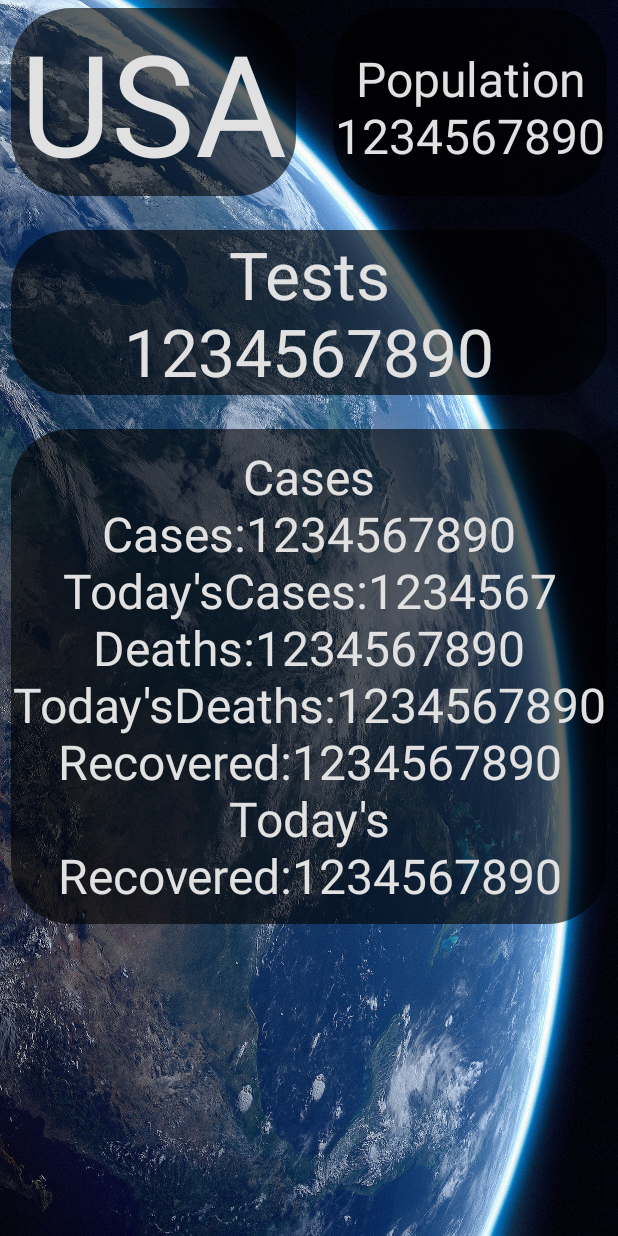
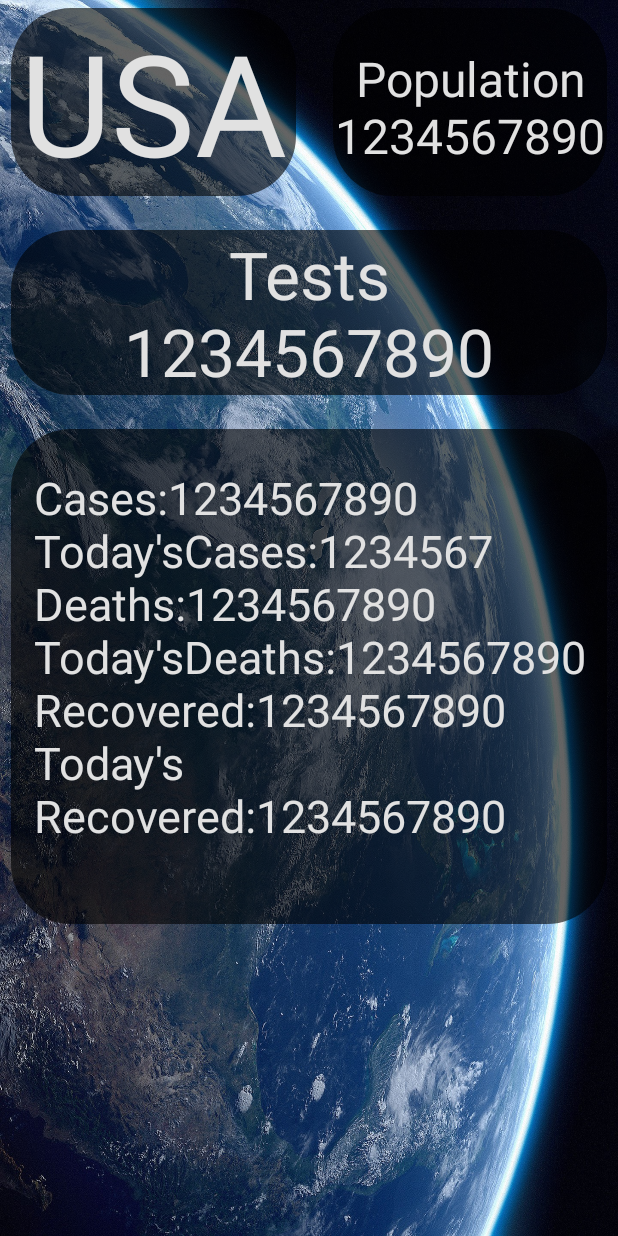
Before and after one commit to CodepathCS288/COVID19Dashboard, an Android app: the layout activity_country_detail.xml on its own in the app's theme, with its tools: preview values and no code run, on a phone screen of 412 x 824 dp. Run offline under Robolectric (Android 15) with nearby library versions, the phone set to English and light mode, and no system bars.

```diff
--- a/app/src/main/java/com/example/covid_dash/MainActivity.java
+++ b/app/src/main/java/com/example/covid_dash/MainActivity.java
@@ -9,6 +9,7 @@ import android.os.Bundle;
 import android.view.MenuItem;
 import android.widget.Toast;
 
+import com.example.covid_dash.fragments.Search_Country;
 import com.example.covid_dash.fragments.Search_State;
 import com.google.android.material.bottomnavigation.BottomNavigationView;
 
@@ -33,8 +34,7 @@ public class MainActivity extends AppCompatActivity {
                         fragment = new Search_State();
                         break;
                     case R.id.action_countries:
-                        Toast.makeText(MainActivity.this, "In countries", Toast.LENGTH_SHORT).show();
-                        fragment = new Search_State();
+                        fragment = new Search_Country();
                         break;
                     case R.id.action_news:
                     default:
--- a/app/src/main/java/com/example/covid_dash/country/CountryDetailGetter.java
+++ b/app/src/main/java/com/example/covid_dash/country/CountryDetailGetter.java
@@ -4,7 +4,9 @@ import android.util.Log;
 
 import org.json.JSONException;
 import org.json.JSONObject;
+import org.parceler.Parcel;
 
+@Parcel
 public class CountryDetailGetter {
     String country;
     int population;
--- a/app/src/main/java/com/example/covid_dash/fragments/Search_Country.java
+++ b/app/src/main/java/com/example/covid_dash/fragments/Search_Country.java
@@ -24,6 +24,8 @@ import com.android.volley.toolbox.JsonObjectRequest;
 import com.android.volley.toolbox.Volley;
 import com.example.covid_dash.BuildConfig;
 import com.example.covid_dash.R;
+import com.example.covid_dash.country.CountryDetail;
+import com.example.covid_dash.country.CountryDetailGetter;
 
 import org.json.JSONObject;
 import org.parceler.Parcels;
--- a/app/src/main/res/layout/activity_country_detail.xml
+++ b/app/src/main/res/layout/activity_country_detail.xml
@@ -76,10 +76,11 @@
         android:background="@drawable/rounded_corners"
         android:fontFamily="sans-serif"
         android:includeFontPadding="true"
-        android:paddingTop="10dp"
-        android:text="Cases\nCases:1234567890\nToday'sCases:1234567\nDeaths:1234567890\nToday'sDeaths:1234567890\nRecovered:1234567890\nToday's Recovered:1234567890"
-        android:textAlignment="center"
+        android:paddingLeft="15dp"
+        android:paddingTop="25dp"
+        android:text="Cases:1234567890\nToday'sCases:1234567\nDeaths:1234567890\nToday'sDeaths:1234567890\nRecovered:1234567890\nToday's Recovered:1234567890"
+        android:textAlignment="viewStart"
         android:textColor="#E1E1E1"
-        android:textSize="32sp"
+        android:textSize="30sp"
         app:autoSizeTextType="none" />
 </RelativeLayout>
```
Also changed, not shown: app/src/main/java/com/example/covid_dash/country/CountryDetail.java (+48 -3 lines), 1 other file.
